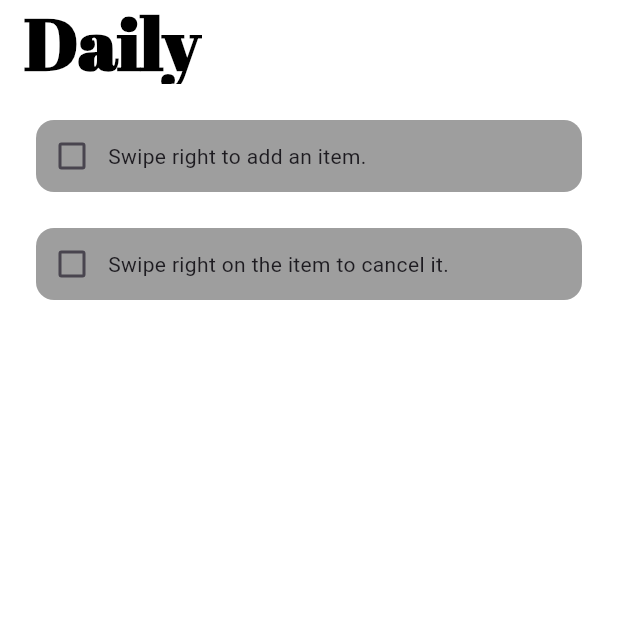
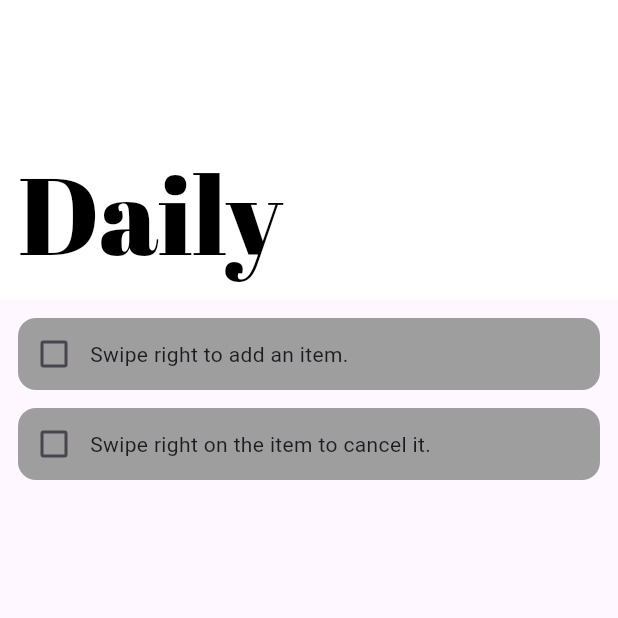
Before and after one commit to ychia112/DailyApp, a Flutter app: the screen it shows after launch, on a phone screen of 412 x 824 dp, the top half of it. Run offline on Flutter 3.47's test engine with Material 3 defaults, Android fonts, the phone set to English and light mode, and no system bars; drawn by our look-alikes of flutter_slidable; our stand-ins replace google_fonts, hive_flutter; accounts and stored records are empty.

Commit message:
1216 commit: Todo function done

```diff
--- a/lib/pages/home_page.dart
+++ b/lib/pages/home_page.dart
@@ -68,34 +68,45 @@ class HomePageState extends State<HomePage> {
 
 
 
+  @override
   Widget build(BuildContext context) {
-    return Scaffold(
-      backgroundColor: Colors.white,
-      appBar: AppBar(
-        backgroundColor: Colors.white,
-        title: Text(
-          'Daily',
-          style: GoogleFonts.abrilFatface(
-              textStyle: const TextStyle(
-                  fontSize: 48,
-                  fontWeight: FontWeight.bold,
-                  color: Colors.black
-              )
-          ),
-        ),
-        elevation: 0,
-      ),
-
-      body: GestureDetector(
+    return GestureDetector(
       onHorizontalDragEnd: (details) {
         if (details.primaryVelocity! < 0) {
           // Swiped from right to left
           createNewTask();
         }
       },
-        child: ListView.builder(
-          itemCount: db.toDoList.length,
-          itemBuilder: (context, index) {
+      child: Scaffold(
+        body: CustomScrollView(
+          slivers: <Widget>[
+            SliverAppBar(
+              expandedHeight: 200.0, // 設置擴展高度
+              backgroundColor: Colors.white,
+              centerTitle: false,
+              automaticallyImplyLeading: false,
+              flexibleSpace: FlexibleSpaceBar(
+                titlePadding: EdgeInsetsDirectional.only(
+                  start: 12.0,
+                  bottom: 12.0,
+                ),
+                centerTitle: false,
+                title: Text(
+                  'Daily',
+                  style: GoogleFonts.abrilFatface(
+                    textStyle: const TextStyle(
+                      fontSize: 48,
+                      fontWeight: FontWeight.normal,
+                      color: Colors.black,
+                    ),
+                  ),
+                ),
+              ),
+            ),
+            SliverList(
+              delegate: SliverChildBuilderDelegate(
+                    (BuildContext context, int index) {
+                  // 返回你的列表項
                   return ToDoTile(
                     taskName: db.toDoList[index][0],
                     taskCompleted: db.toDoList[index][1],
@@ -103,6 +114,10 @@ class HomePageState extends State<HomePage> {
                     deleteFunction: (context) => deleteTask(index),
                   );
                 },
+                childCount: db.toDoList.length,
+              ),
+            ),
+          ],
         ),
       ),
     );
--- a/lib/utilities/todo_tile.dart
+++ b/lib/utilities/todo_tile.dart
@@ -19,7 +19,7 @@ class ToDoTile extends StatelessWidget {
   @override
   Widget build(BuildContext context) {
     return Padding(
-      padding: const EdgeInsets.only(left: 24.0, right: 24.0, top: 24.0),
+      padding: const EdgeInsets.only(left: 12.0, right: 12.0, top: 12.0),
       child: Slidable(
         endActionPane: ActionPane(
           motion: StretchMotion(),
```
Lines whose indentation alone changed are shown as unchanged.
